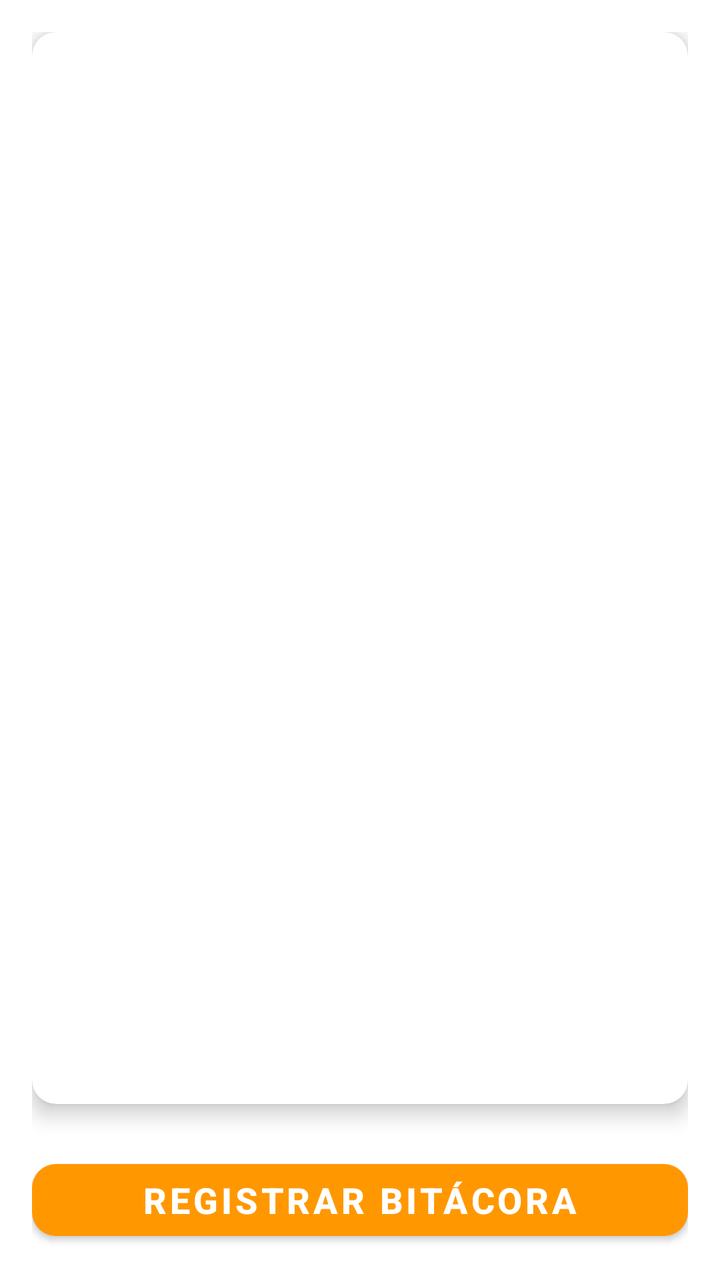
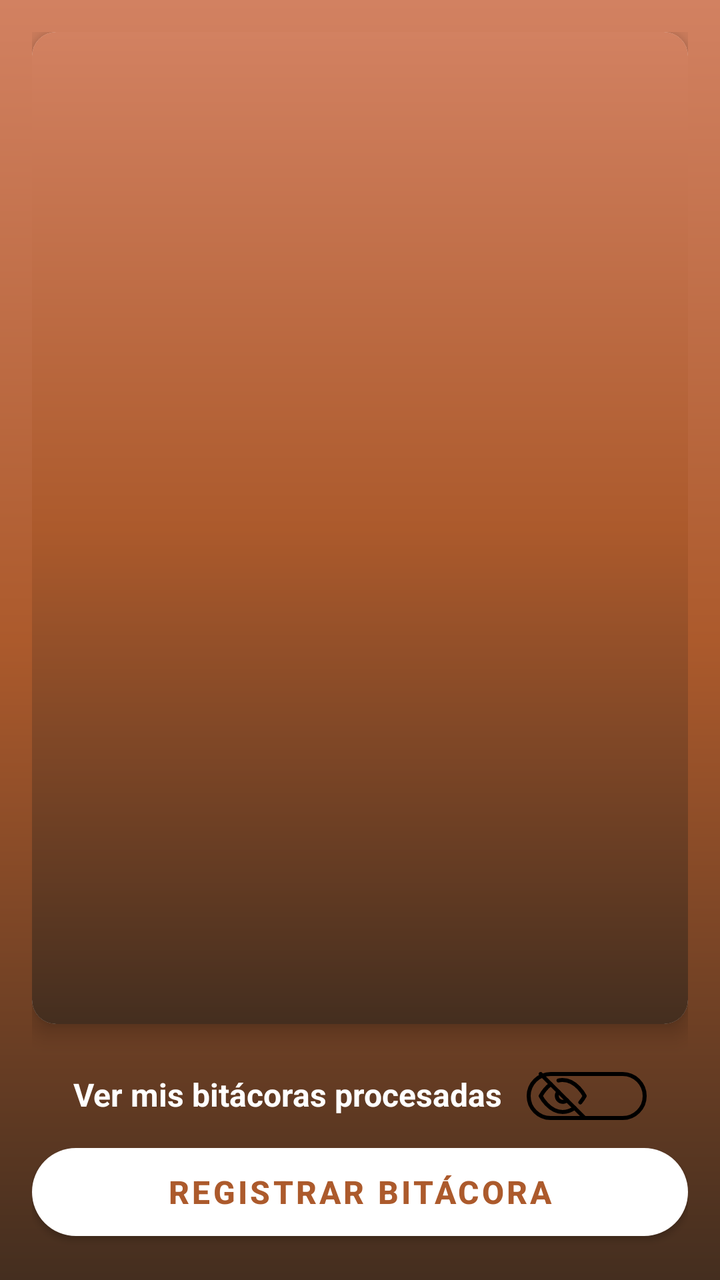

An Android layout rendered at two revisions. The XML below is the earlier revision; the diff shows what the commit changed to produce the second picture.
<!-- AndroidManifest.xml: application theme Theme.Satori_by_Aristo -->
<!-- res/layout/fragment_bitacora.xml -->
<?xml version="1.0" encoding="utf-8"?>
<LinearLayout xmlns:android="http://schemas.android.com/apk/res/android"
    xmlns:tools="http://schemas.android.com/tools"
    xmlns:app="http://schemas.android.com/apk/res-auto"
    android:layout_width="match_parent"
    android:layout_height="match_parent"
    android:orientation="vertical"
    android:background="@color/white"
    android:padding="16dp"
    tools:context=".Bitacoras.Operador.BitacoraFragment">

    
    <androidx.cardview.widget.CardView
        android:layout_width="match_parent"
        android:layout_height="0dp"
        android:layout_weight="1"
        android:layout_marginBottom="16dp"
        app:cardCornerRadius="12dp"
        app:cardElevation="6dp">

        <ListView
            android:id="@+id/bitacorasRegistradas"
            android:layout_width="match_parent"
            android:layout_height="match_parent"
            android:divider="@color/orange"
            android:dividerHeight="1dp"
            android:padding="8dp">
        </ListView>



    </androidx.cardview.widget.CardView>

    
    <com.google.android.material.button.MaterialButton
        android:id="@+id/RegistrarBitacora"
        android:layout_width="match_parent"
        android:layout_height="wrap_content"
        android:text="Registrar Bitácora"
        android:textStyle="bold"
        android:textSize="18sp"
        android:textColor="@color/white"
        app:cornerRadius="12dp"
        app:backgroundTint="@color/orange"
        app:iconTint="@color/white"
        app:iconPadding="8dp"
        android:layout_marginTop="8dp"/>
</LinearLayout>
<!-- resources referenced by this layout -->
<resources>
  <color name="orange">#FF9800</color>
  <color name="white">#FFFFFFFF</color>
  <style name="Theme.Satori_by_Aristo" parent="Theme.MaterialComponents.DayNight.DarkActionBar">
          
          <item name="colorPrimary">@color/orange</item>
          <item name="colorPrimaryVariant">@color/orange_dark</item>
          <item name="colorOnPrimary">@color/white</item>
          <item name="colorSecondary">@color/grey</item>
          <item name="colorOnSecondary">@color/black</item>
      </style>
  <color name="orange_dark">#F57C00</color>
  <color name="grey">#BF040303</color>
  <color name="black">#FF000000</color>
</resources>

<!-- the commit's change to res/layout/fragment_bitacora.xml (unified diff, before → after) -->
@@ -5,7 +5,7 @@
     android:layout_width="match_parent"
     android:layout_height="match_parent"
     android:orientation="vertical"
-    android:background="@color/white"
+    android:background="@drawable/bg_gradient"
     android:padding="16dp"
     tools:context=".Bitacoras.Operador.BitacoraFragment">
 
@@ -22,27 +22,54 @@
             android:id="@+id/bitacorasRegistradas"
             android:layout_width="match_parent"
             android:layout_height="match_parent"
-            android:divider="@color/orange"
-            android:dividerHeight="1dp"
-            android:padding="8dp">
-        </ListView>
+            android:divider="@android:color/transparent"
+            android:dividerHeight="16dp"
+            android:padding="8dp"
+            android:clipToPadding="false"
+            android:background="@drawable/bg_gradient"/>
+    </androidx.cardview.widget.CardView>
 
+    
+    <LinearLayout
+        android:layout_width="match_parent"
+        android:layout_height="wrap_content"
+        android:orientation="horizontal"
+        android:gravity="center_horizontal"
+        android:paddingTop="8dp">
 
+        <TextView
+            android:layout_width="wrap_content"
+            android:layout_height="wrap_content"
+            android:text="Ver mis bitácoras procesadas"
+            android:textSize="16sp"
+            android:textStyle="bold"
+            android:textColor="@android:color/white"
+            android:layout_marginEnd="12dp"/>
 
-    </androidx.cardview.widget.CardView>
+        <Switch
+            android:id="@+id/switchVerBitacorasOperador"
+            android:layout_width="wrap_content"
+            android:layout_height="wrap_content"
+            android:thumb="@drawable/ic_nove"
+            android:track="@android:color/transparent"
+            android:background="@drawable/bg_switch_border"
+            android:paddingStart="6dp"
+            android:paddingEnd="6dp"
+            android:paddingTop="2dp"
+            android:paddingBottom="2dp"/>
+    </LinearLayout>
 
     
     <com.google.android.material.button.MaterialButton
         android:id="@+id/RegistrarBitacora"
         android:layout_width="match_parent"
-        android:layout_height="wrap_content"
+        android:layout_height="56dp"
         android:text="Registrar Bitácora"
         android:textStyle="bold"
-        android:textSize="18sp"
-        android:textColor="@color/white"
-        app:cornerRadius="12dp"
-        app:backgroundTint="@color/orange"
-        app:iconTint="@color/white"
-        app:iconPadding="8dp"
+        android:textSize="16sp"
+        android:textColor="#AC5A2C"
+        app:cornerRadius="28dp"
+        app:backgroundTint="@android:color/white"
+        android:elevation="4dp"
         android:layout_marginTop="8dp"/>
 </LinearLayout>
<!-- resource entries referenced after the edit -->
@@ -1,5 +1,51 @@
 <!-- resources referenced by this layout -->
 <resources>
+  <!-- drawable bg_gradient (drawable) -->
+  <shape xmlns:android="http://schemas.android.com/apk/res/android"
+      android:shape="rectangle">
+      <gradient
+          android:startColor="#442E1F"
+          android:centerColor="#AC5A2C"
+          android:endColor="#D28161"
+          android:angle="90"/>
+  </shape>
+  <!-- drawable bg_switch_border (drawable) -->
+  <shape xmlns:android="http://schemas.android.com/apk/res/android"
+  android:shape="rectangle">
+   <solid android:color="@android:color/transparent" />
+  
+   <stroke
+      android:width="2dp"
+      android:color="#FF000000" />
+  
+   <corners android:radius="100dp" />
+  </shape>
+  <!-- drawable ic_nove (drawable) -->
+  <?xml version="1.0" encoding="utf-8"?>
+  <vector xmlns:android="http://schemas.android.com/apk/res/android"
+      android:width="24dp"
+      android:height="24dp"
+      android:viewportWidth="24"
+      android:viewportHeight="24">
+      <path
+          android:strokeColor="#FF000000"
+          android:strokeWidth="2"
+          android:strokeLineCap="round"
+          android:strokeLineJoin="round"
+          android:pathData="M17.94,17.94A10.07,10.07 0,0 1,12 20c-7,0 -11,-8 -11,-8a18.45,18.45 0,0 1,5.06 -5.94M9.9,4.24A9.12,9.12 0,0 1,12 4c7,0 11,8 11,8a18.5,18.5 0,0 1,-2.16 3.19" />
+      <path
+          android:strokeColor="#FF000000"
+          android:strokeWidth="2"
+          android:strokeLineCap="round"
+          android:strokeLineJoin="round"
+          android:pathData="M14.12,14.12a3,3 0,0 1,-4.24 -4.24" />
+      <path
+          android:strokeColor="#FF000000"
+          android:strokeWidth="2"
+          android:strokeLineCap="round"
+          android:strokeLineJoin="round"
+          android:pathData="M1,1l22,22" />
+  </vector>
   <color name="orange">#FF9800</color>
   <color name="white">#FFFFFFFF</color>
   <style name="Theme.Satori_by_Aristo" parent="Theme.MaterialComponents.DayNight.DarkActionBar">
@@ -9,6 +55,12 @@
           <item name="colorOnPrimary">@color/white</item>
           <item name="colorSecondary">@color/grey</item>
           <item name="colorOnSecondary">@color/black</item>
+  
+          
+          <item name="android:statusBarColor">@color/orange_dark</item> 
+          <item name="android:windowDrawsSystemBarBackgrounds">true</item> 
+          <item name="windowActionBar">true</item>
+          <item name="windowNoTitle">false</item>
       </style>
   <color name="orange_dark">#F57C00</color>
   <color name="grey">#BF040303</color>
